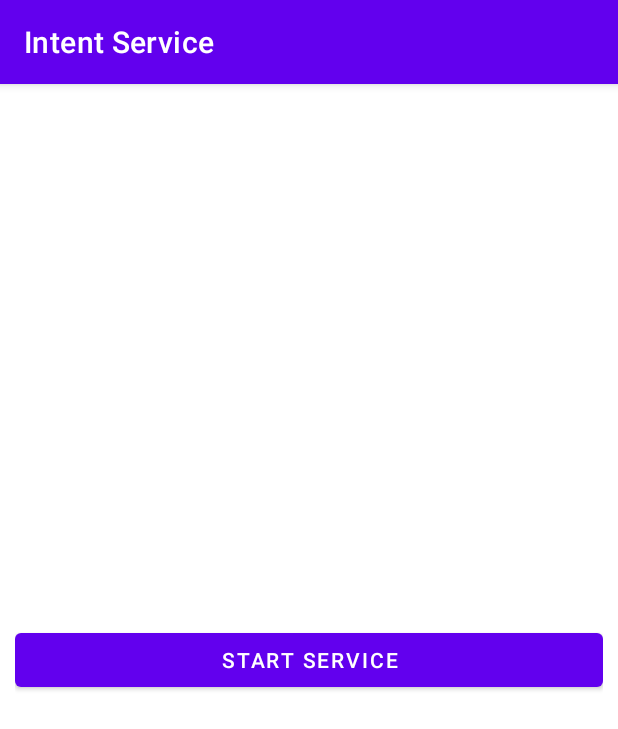
After one commit to devrath/droid-component-services, an Android app: the IntentServiceActivity screen opened directly, with no data from a screen before it, on a phone screen of 412 x 824 dp. The commit adds this screen. Shown: the top 729 px of the screen. Run offline under Robolectric (Android 15) with nearby library versions, the phone set to English and light mode, and no system bars.

Commit message:
Intent service

```diff
--- a/Application/app/src/main/java/com/droid/sample/SelectionActivity.kt
+++ b/Application/app/src/main/java/com/droid/sample/SelectionActivity.kt
@@ -3,6 +3,7 @@ package com.droid.sample
 import androidx.appcompat.app.AppCompatActivity
 import android.os.Bundle
 import com.droid.sample.databinding.ActivityMainBinding
+import com.droid.sample.intent_service.IntentServiceActivity
 import com.droid.sample.normal_service.NormalServiceActivity
 import com.droid.sample.utils.extensions.intent.openActivity
 
@@ -19,9 +20,11 @@ class SelectionActivity : AppCompatActivity() {
             normalServiceId.setOnClickListener {
                 openActivity(NormalServiceActivity::class.java)
             }
+            intentServiceId.setOnClickListener {
+                openActivity(IntentServiceActivity::class.java)
+            }
         }
     }
 
 
-
 }
--- /dev/null
+++ b/Application/app/src/main/java/com/droid/sample/intent_service/IntentServiceActivity.kt
@@ -0,0 +1,37 @@
+package com.droid.sample.intent_service
+
+import android.content.Intent
+import android.os.Bundle
+import androidx.appcompat.app.AppCompatActivity
+import com.droid.sample.databinding.ActivityServiceIntentBinding
+import com.droid.sample.databinding.ActivityServiceNormalBinding
+import com.droid.sample.intent_service.services.INTENT_COUNTER_KEY
+import com.droid.sample.intent_service.services.IntentDownloadService
+import com.droid.sample.normal_service.services.NormalDownloadService
+import com.droid.sample.utils.extensions.activity.isMyServiceRunning
+import com.droid.sample.utils.extensions.toast.toast
+
+class IntentServiceActivity : AppCompatActivity() {
+
+    private lateinit var binding: ActivityServiceIntentBinding
+
+    private var count : Int = 0
+
+    override fun onCreate(savedInstanceState: Bundle?) {
+        super.onCreate(savedInstanceState)
+        binding = ActivityServiceIntentBinding.inflate(layoutInflater)
+        setContentView(binding.root)
+
+        binding.apply {
+            startServiceId.setOnClickListener {
+                val intent = Intent(this@IntentServiceActivity, IntentDownloadService::class.java)
+                intent.putExtra(INTENT_COUNTER_KEY, count);
+                startService(intent)
+                count++
+            }
+        }
+
+    }
+
+
+}
--- a/Application/app/src/main/res/layout/activity_main.xml
+++ b/Application/app/src/main/res/layout/activity_main.xml
@@ -15,4 +15,10 @@
         android:layout_height="wrap_content"
         android:text="@string/normal_service" />
 
+    <Button
+        android:id="@+id/intentServiceId"
+        android:layout_width="match_parent"
+        android:layout_height="wrap_content"
+        android:text="@string/intent_service" />
+
 </LinearLayout>
--- /dev/null
+++ b/Application/app/src/main/res/layout/activity_service_intent.xml
@@ -0,0 +1,15 @@
+<?xml version="1.0" encoding="utf-8"?>
+<LinearLayout xmlns:android="http://schemas.android.com/apk/res/android"
+    android:layout_width="match_parent"
+    android:layout_height="match_parent"
+    android:orientation="vertical"
+    android:padding="@dimen/screen_padding"
+    android:gravity="center">
+
+    <Button
+        android:id="@+id/startServiceId"
+        android:layout_width="match_parent"
+        android:layout_height="wrap_content"
+        android:text="@string/start_service"/>
+
+</LinearLayout>
--- a/Application/app/src/main/res/values/strings.xml
+++ b/Application/app/src/main/res/values/strings.xml
@@ -4,4 +4,5 @@
     <string name="start_service">Start service</string>
     <string name="check_service_is_running">Check Service is running</string>
     <string name="stop_service">Stop service</string>
+    <string name="intent_service">Intent Service</string>
 </resources>
```
Also changed, not shown: Application/app/src/main/AndroidManifest.xml (+6 -2 lines), Application/app/src/main/java/com/droid/sample/intent_service/services/IntentDownloadService.kt (added, +51 -0 lines).
